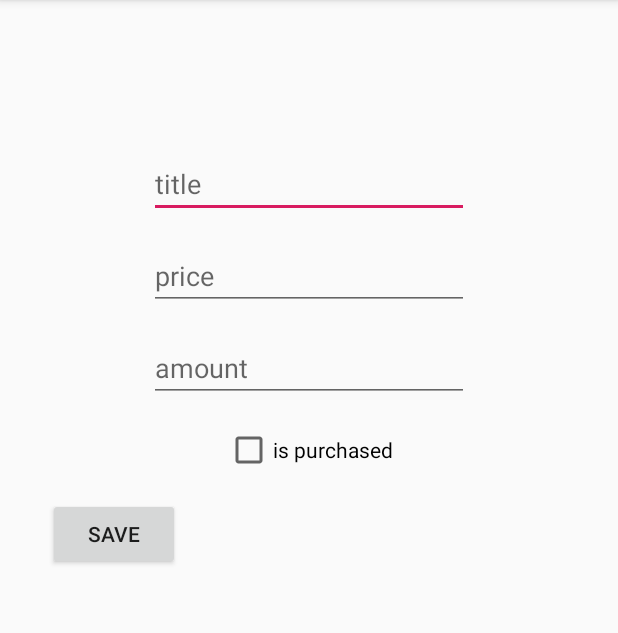
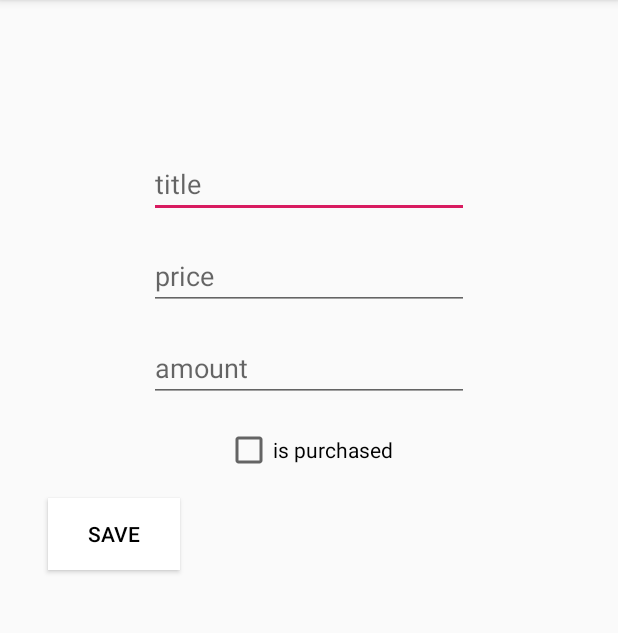
Before and after one commit to Tobiasz-Rumian/Android1, an Android app: the ProductViewActivity screen opened directly, with no data from a screen before it, on a phone screen of 412 x 824 dp, the part 84-717 px from its top. Run offline under Robolectric (Android 15) with nearby library versions, the phone set to English and light mode, and no system bars; our stand-ins replace RxJava.

```diff
--- a/app/build.gradle
+++ b/app/build.gradle
@@ -22,6 +22,9 @@ android {
             }
         }
     }
+    dataBinding {
+        enabled = true
+    }
     buildTypes {
         release {
             minifyEnabled false
@@ -42,6 +45,7 @@ dependencies {
     implementation 'com.google.android.material:material:1.0.0'
     implementation "androidx.room:room-runtime:2.2.1"
     kapt "androidx.room:room-compiler:2.2.1"
+    kapt "com.android.databinding:compiler:3.1.4"
     implementation "androidx.room:room-ktx:2.2.1"
     implementation("io.reactivex.rxjava2:rxkotlin:2.4.0")
 
--- a/app/src/main/AndroidManifest.xml
+++ b/app/src/main/AndroidManifest.xml
@@ -1,5 +1,6 @@
 <?xml version="1.0" encoding="utf-8"?>
 <manifest xmlns:android="http://schemas.android.com/apk/res/android"
+    xmlns:tools="http://schemas.android.com/tools"
     package="com.example.project1">
 
     <application
@@ -8,7 +9,8 @@
         android:label="@string/app_name"
         android:roundIcon="@mipmap/ic_launcher_round"
         android:supportsRtl="true"
-        android:theme="@style/AppTheme">
+        android:theme="@style/AppTheme"
+        tools:ignore="GoogleAppIndexingWarning">
         <activity android:name=".ProductViewActivity" android:parentActivityName=".ProductListActivity"></activity>
         <activity
             android:name=".OptionsActivity"
--- a/app/src/main/java/com/example/project1/ProductViewActivity.kt
+++ b/app/src/main/java/com/example/project1/ProductViewActivity.kt
@@ -1,6 +1,9 @@
 package com.example.project1
 
 import android.content.ContentValues
+import android.content.Context
+import android.content.SharedPreferences
+import android.graphics.Color
 import android.net.Uri
 import android.os.Bundle
 import android.view.View
@@ -24,7 +27,7 @@ class ProductViewActivity : AppCompatActivity() {
     private lateinit var isPurchasedCheckBox: CheckBox
     private lateinit var saveButton: Button
     private lateinit var deleteButton: Button
-
+    private lateinit var sharedPreferences: SharedPreferences
     override fun onCreate(savedInstanceState: Bundle?) {
         super.onCreate(savedInstanceState)
         setContentView(R.layout.activity_product_view)
@@ -34,6 +37,11 @@ class ProductViewActivity : AppCompatActivity() {
         isPurchasedCheckBox = findViewById(R.id.isPurchasedCheckBox)
         saveButton = findViewById(R.id.saveButton)
         deleteButton = findViewById(R.id.deleteButton)
+
+        sharedPreferences = applicationContext.getSharedPreferences(
+            applicationContext.packageName,
+            Context.MODE_PRIVATE
+        )
     }
 
     override fun onStart() {
@@ -63,6 +71,31 @@ class ProductViewActivity : AppCompatActivity() {
                         }
                     })
         }
+
+        saveButton.setBackgroundColor(
+            sharedPreferences.getInt(
+                "buttonBackgroundColor",
+                Color.parseColor("#FFFFFF")
+            )
+        )
+        saveButton.setTextColor(
+            sharedPreferences.getInt(
+                "buttonTextColor",
+                Color.parseColor("#000000")
+            )
+        )
+        deleteButton.setBackgroundColor(
+            sharedPreferences.getInt(
+                "buttonBackgroundColor",
+                Color.parseColor("#FFFFFF")
+            )
+        )
+        deleteButton.setTextColor(
+            sharedPreferences.getInt(
+                "buttonTextColor",
+                Color.parseColor("#000000")
+            )
+        )
     }
 
     override fun onDestroy() {
--- /dev/null
+++ b/app/src/main/res/layout-land/activity_product_view.xml
@@ -0,0 +1,78 @@
+<?xml version="1.0" encoding="utf-8"?>
+<androidx.constraintlayout.widget.ConstraintLayout xmlns:android="http://schemas.android.com/apk/res/android"
+    xmlns:app="http://schemas.android.com/apk/res-auto"
+    xmlns:tools="http://schemas.android.com/tools"
+    android:layout_width="match_parent"
+    android:layout_height="match_parent"
+    tools:context=".ProductViewActivity">
+
+    <EditText
+        android:id="@+id/titleTextBox"
+        android:layout_width="wrap_content"
+        android:layout_height="wrap_content"
+        android:layout_marginTop="20dp"
+        android:ems="10"
+        android:hint="title"
+        android:inputType="textPersonName"
+        app:layout_constraintEnd_toEndOf="parent"
+        app:layout_constraintStart_toStartOf="parent"
+        app:layout_constraintTop_toTopOf="parent" />
+
+    <EditText
+        android:id="@+id/priceTextBox"
+        android:layout_width="wrap_content"
+        android:layout_height="wrap_content"
+        android:layout_marginTop="16dp"
+        android:ems="10"
+        android:hint="price"
+        android:inputType="number"
+        app:layout_constraintEnd_toEndOf="parent"
+        app:layout_constraintStart_toStartOf="parent"
+        app:layout_constraintTop_toBottomOf="@+id/titleTextBox" />
+
+    <EditText
+        android:id="@+id/amountTextBox"
+        android:layout_width="wrap_content"
+        android:layout_height="wrap_content"
+        android:layout_marginTop="16dp"
+        android:ems="10"
+        android:hint="amount"
+        android:inputType="number"
+        app:layout_constraintEnd_toEndOf="parent"
+        app:layout_constraintStart_toStartOf="parent"
+        app:layout_constraintTop_toBottomOf="@+id/priceTextBox" />
+
+    <CheckBox
+        android:id="@+id/isPurchasedCheckBox"
+        android:layout_width="wrap_content"
+        android:layout_height="wrap_content"
+        android:layout_marginTop="16dp"
+        android:text="is purchased"
+        app:layout_constraintEnd_toEndOf="parent"
+        app:layout_constraintStart_toStartOf="parent"
+        app:layout_constraintTop_toBottomOf="@+id/amountTextBox" />
+
+    <Button
+        android:id="@+id/saveButton"
+        android:layout_width="wrap_content"
+        android:layout_height="wrap_content"
+        android:layout_marginStart="32dp"
+        android:layout_marginTop="16dp"
+        android:onClick="onSave"
+        android:text="Save"
+        android:visibility="visible"
+        app:layout_constraintStart_toStartOf="parent"
+        app:layout_constraintTop_toBottomOf="@+id/isPurchasedCheckBox" />
+
+    <Button
+        android:id="@+id/deleteButton"
+        android:layout_width="wrap_content"
+        android:layout_height="wrap_content"
+        android:layout_marginTop="16dp"
+        android:layout_marginEnd="32dp"
+        android:onClick="onDelete"
+        android:text="Delete"
+        android:visibility="gone"
+        app:layout_constraintEnd_toEndOf="parent"
+        app:layout_constraintTop_toBottomOf="@+id/isPurchasedCheckBox" />
+</androidx.constraintlayout.widget.ConstraintLayout>
--- a/app/src/main/res/layout/activity_main.xml
+++ b/app/src/main/res/layout/activity_main.xml
@@ -12,9 +12,9 @@
         android:layout_height="wrap_content"
         android:text="@string/projectName"
         app:layout_constraintBottom_toBottomOf="parent"
-        app:layout_constraintHorizontal_bias="0.498"
-        app:layout_constraintLeft_toLeftOf="parent"
-        app:layout_constraintRight_toRightOf="parent"
+        app:layout_constraintHorizontal_bias="0.5"
+        app:layout_constraintStart_toStartOf="parent"
+        app:layout_constraintEnd_toEndOf="parent"
         app:layout_constraintTop_toTopOf="parent"
         app:layout_constraintVertical_bias="0.042" />
 
--- a/app/src/main/res/layout/activity_options.xml
+++ b/app/src/main/res/layout/activity_options.xml
@@ -1,4 +1,6 @@
 <?xml version="1.0" encoding="utf-8"?>
+<layout>
+
     <androidx.constraintlayout.widget.ConstraintLayout xmlns:android="http://schemas.android.com/apk/res/android"
         xmlns:app="http://schemas.android.com/apk/res-auto"
         xmlns:tools="http://schemas.android.com/tools"
@@ -66,3 +68,4 @@
             app:layout_constraintStart_toStartOf="parent"
             app:layout_constraintTop_toBottomOf="@+id/saveButton" />
     </androidx.constraintlayout.widget.ConstraintLayout>
+</layout>
--- a/app/src/main/res/layout/activity_product_list.xml
+++ b/app/src/main/res/layout/activity_product_list.xml
@@ -8,7 +8,7 @@
 
     <ListView
         android:id="@+id/listOfProducts"
-        android:layout_width="379dp"
+        android:layout_width="0dp"
         android:layout_height="0dp"
         android:layout_marginStart="16dp"
         android:layout_marginTop="32dp"
@@ -25,7 +25,9 @@
         android:layout_height="wrap_content"
         android:layout_marginTop="16dp"
         android:onClick="onAddProduct"
+        android:paddingHorizontal="8dp"
         android:text="Add product"
+        android:background="@drawable/oval"
         app:layout_constraintEnd_toEndOf="parent"
         app:layout_constraintStart_toStartOf="parent"
         app:layout_constraintTop_toBottomOf="@+id/listOfProducts" />
```
Also changed, not shown: app/src/main/java/com/example/project1/OptionsActivity.kt (+33 -29 lines), app/src/main/res/drawable/oval.xml (added, +10 -0 lines). Lines whose indentation alone changed are shown as unchanged.
